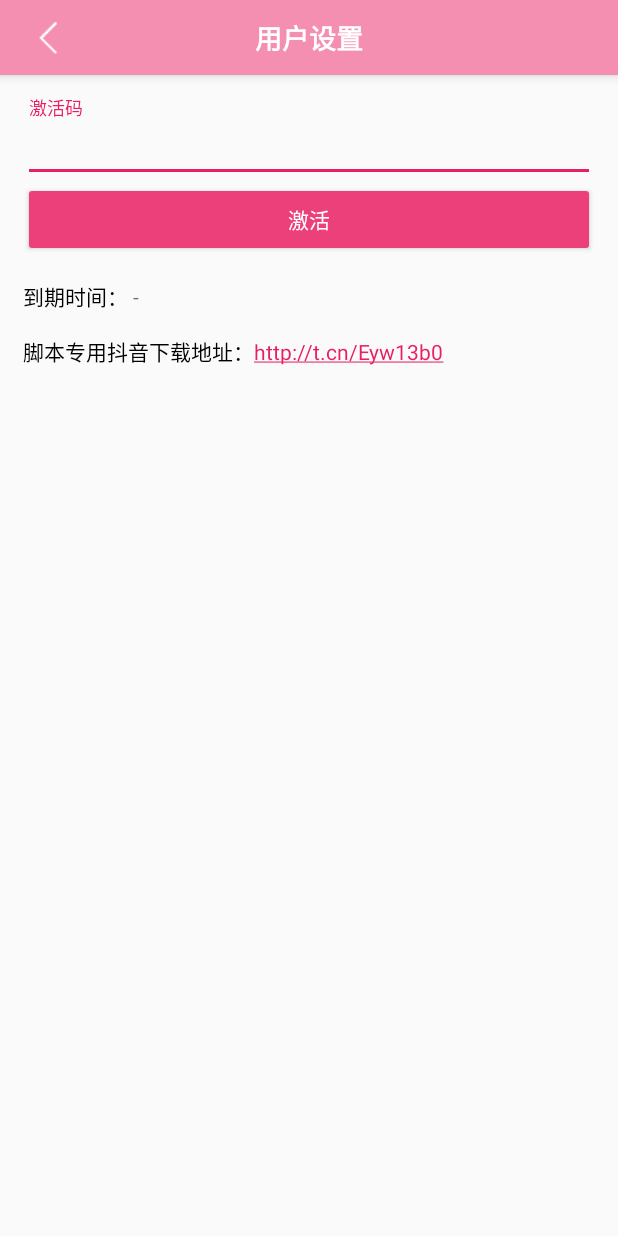
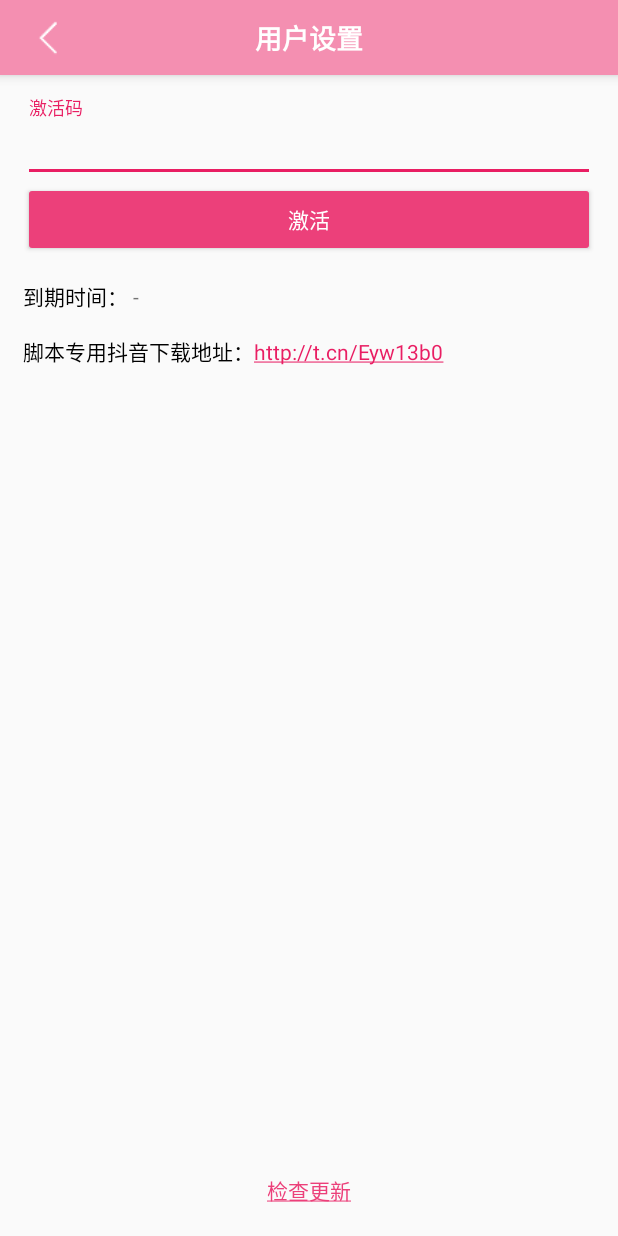
Before and after one commit to zys58/TikTokTool, an Android app: the UserSettingActivity screen opened directly, with no data from a screen before it, on a phone screen of 412 x 824 dp. Run offline under Robolectric (Android 15) with nearby library versions, the phone set to English and light mode, and no system bars; libraries missing offline, so code that uses them is left out: com.alibaba.fastjson.

Commit message:
1.增加检查更新按钮

```diff
--- a/app/src/main/java/com/nice/tiktoktool/MainActivity.java
+++ b/app/src/main/java/com/nice/tiktoktool/MainActivity.java
@@ -429,7 +429,6 @@ public class MainActivity extends Activity implements View.OnClickListener, Comp
     @Override
     protected void onPause() {
         super.onPause();
-        Toast.makeText(this, ApplicationUtil.getVersionName(this), Toast.LENGTH_SHORT).show();
     }
 
     @Override
--- a/app/src/main/java/com/nice/tiktoktool/UserSettingActivity.java
+++ b/app/src/main/java/com/nice/tiktoktool/UserSettingActivity.java
@@ -1,6 +1,8 @@
 package com.nice.tiktoktool;
 
 import android.app.Activity;
+import android.content.Intent;
+import android.net.Uri;
 import android.os.Bundle;
 import android.os.Handler;
 import android.os.Message;
@@ -30,7 +32,7 @@ public class UserSettingActivity extends Activity {
     private TextInputEditText activationCodeEt;
     private Button activation_btn;
     private ProgressBar progressBar;
-    private TextView endTimeTv;
+    private TextView endTimeTv, checkUpdatetv;
     private ImageView settingBackBtn;
 
     /*构造一个Handler，主要作用有：1）供非UI线程发送Message  2）处理Message并完成UI更新*/
@@ -87,6 +89,7 @@ public class UserSettingActivity extends Activity {
         progressBar = findViewById(R.id.setting_progress_bar);
         endTimeTv = findViewById(R.id.end_time_tv);
         settingBackBtn = findViewById(R.id.setting_back_btn);
+        checkUpdatetv = findViewById(R.id.check_update_tv);
 
         activation_btn.setOnClickListener(new View.OnClickListener() {
             @Override
@@ -98,6 +101,16 @@ public class UserSettingActivity extends Activity {
             @Override
             public void onClick(View view) {
                 finish();
+            }
+        });
+
+        checkUpdatetv.setOnClickListener(new View.OnClickListener() {
+            @Override
+            public void onClick(View v) {
+                Toast.makeText(getApplicationContext(), "当前版本：" + ApplicationUtil.getVersionName(getApplicationContext()), Toast.LENGTH_SHORT).show();
+                Uri uri = Uri.parse(getString(R.string.update_path));
+                Intent intent = new Intent(Intent.ACTION_VIEW, uri);
+                startActivity(intent);
             }
         });
 
--- a/app/src/main/res/layout/activity_user_setting.xml
+++ b/app/src/main/res/layout/activity_user_setting.xml
@@ -76,7 +76,7 @@
                     android:layout_width="wrap_content"
                     android:layout_height="wrap_content"
                     android:text="到期时间："
-                    android:textColor="@color/black"/>
+                    android:textColor="@color/black" />
 
                 <TextView
                     android:id="@+id/end_time_tv"
@@ -101,8 +101,8 @@
                 <TextView
                     android:layout_width="wrap_content"
                     android:layout_height="wrap_content"
-                    android:text="http://t.cn/Eyw13b0"
-                    android:autoLink="all"/>
+                    android:autoLink="all"
+                    android:text="http://t.cn/Eyw13b0" />
 
             </LinearLayout>
 
@@ -110,12 +110,22 @@
 
     </LinearLayout>
 
+    <TextView
+        android:id="@+id/check_update_tv"
+        android:layout_width="wrap_content"
+        android:layout_height="wrap_content"
+        android:text="@string/check_update"
+        android:textColor="@color/colorPrimaryDark"
+        android:layout_alignParentBottom="true"
+        android:layout_centerHorizontal="true"
+        android:paddingBottom="20dp"/>
+
 
     <ProgressBar
         android:id="@+id/setting_progress_bar"
         android:layout_width="match_parent"
         android:layout_height="wrap_content"
         android:layout_centerInParent="true"
-        android:visibility="gone"/>
+        android:visibility="gone" />
 
 </RelativeLayout>
--- a/app/src/main/res/values/strings.xml
+++ b/app/src/main/res/values/strings.xml
@@ -19,4 +19,6 @@
     <string name="back">返回</string>
     <string name="title_name">唯一官方群:489611929</string>
     <string name="cancel_attention">取消关注</string>
+    <string name="check_update"><u>检查更新</u></string>
+    <string name="update_path">http://tt.update.yl888.site</string>
 </resources>
```
Also changed, not shown: 1 other file.
